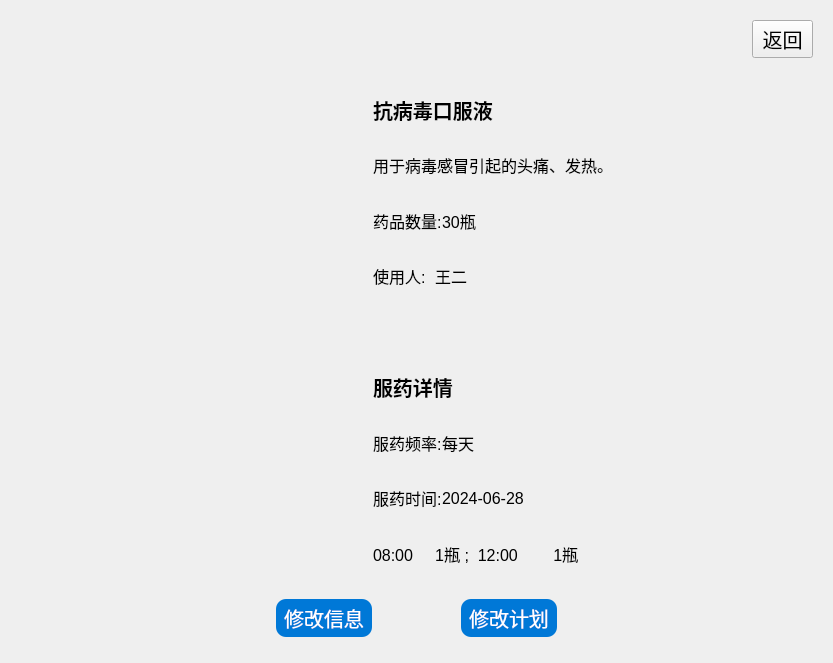
Qt form medcine_information.ui (tongvvv/medicineBox) before a commit.
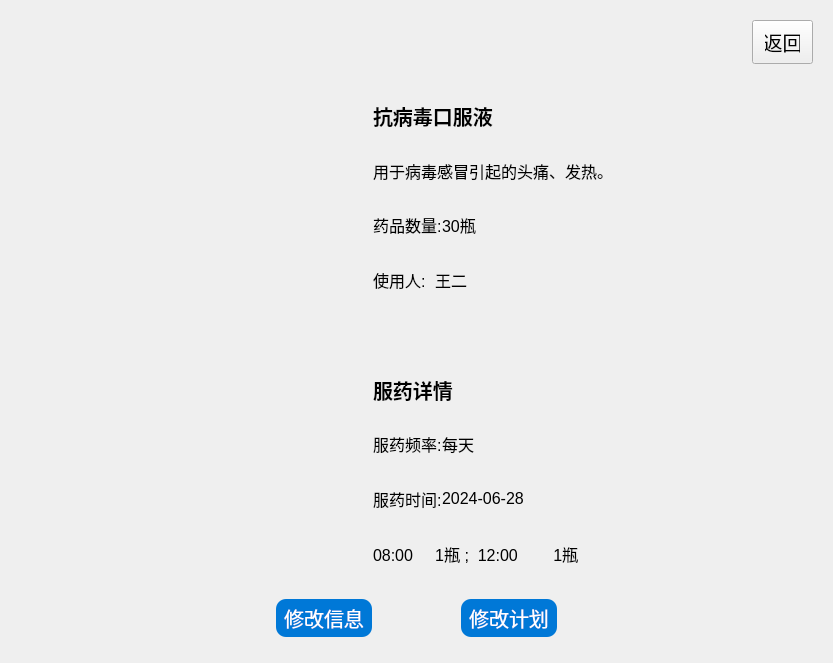
The same form after that commit. Custom widgets are drawn as their Qt base class.

```diff
--- a/medcine_information.ui
+++ b/medcine_information.ui
@@ -49,6 +49,9 @@
           <pointsize>15</pointsize>
          </font>
         </property>
+        <property name="styleSheet">
+         <string notr="true">padding: 6px 12px;</string>
+        </property>
         <property name="text">
          <string>返回</string>
         </property>
```
